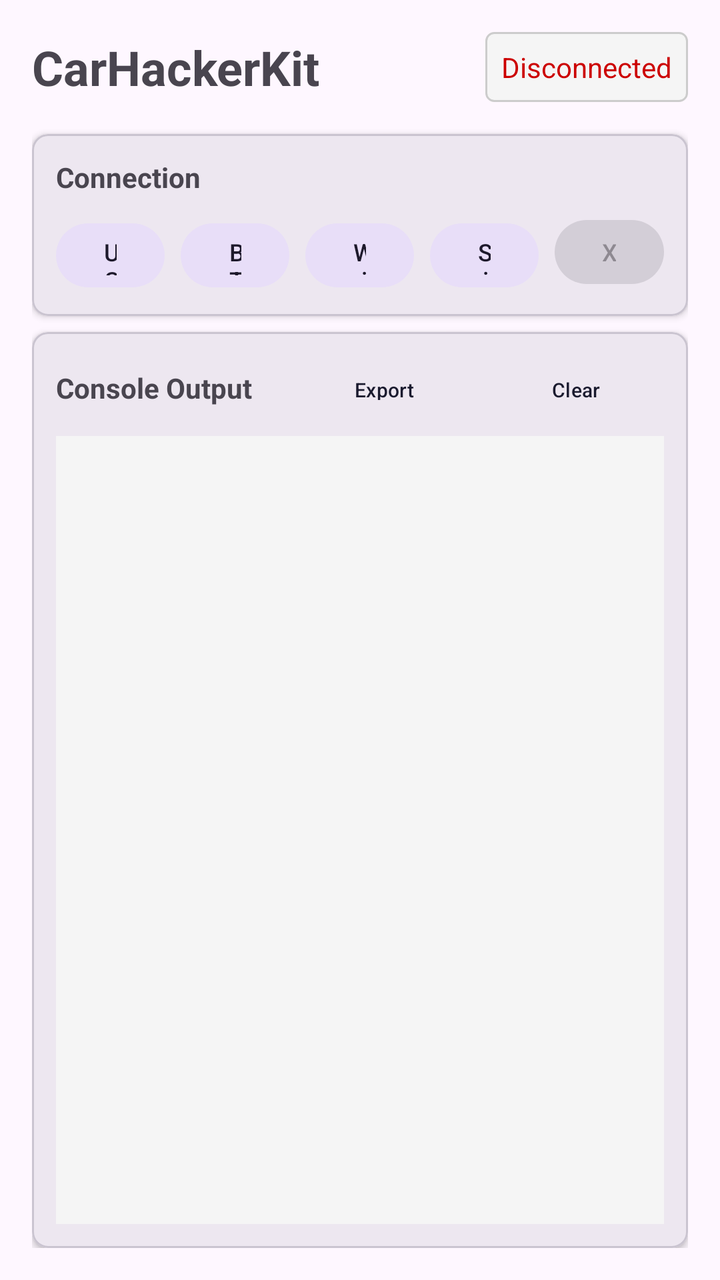
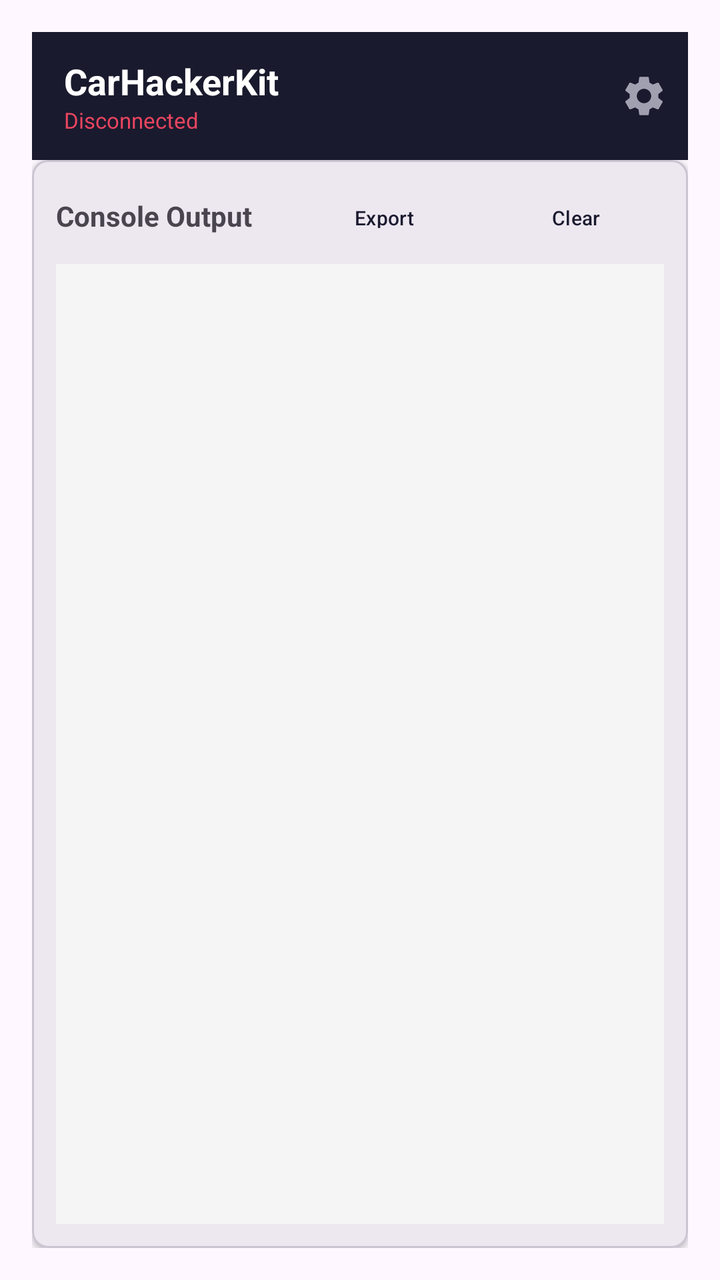

Before-and-after screenshots of an Android layout around one commit, followed by the original layout XML and the change that was made.
<!-- AndroidManifest.xml: activity theme Theme.CarHackerKit -->
<!-- res/layout/activity_main.xml -->
<?xml version="1.0" encoding="utf-8"?>
<LinearLayout xmlns:android="http://schemas.android.com/apk/res/android"
    xmlns:app="http://schemas.android.com/apk/res-auto"
    android:layout_width="match_parent"
    android:layout_height="match_parent"
    android:orientation="vertical"
    android:padding="16dp">

    
    <LinearLayout
        android:layout_width="match_parent"
        android:layout_height="wrap_content"
        android:orientation="horizontal"
        android:gravity="center_vertical"
        android:paddingBottom="16dp">

        <TextView
            android:layout_width="0dp"
            android:layout_height="wrap_content"
            android:layout_weight="1"
            android:text="CarHackerKit"
            android:textSize="24sp"
            android:textStyle="bold" />

        <TextView
            android:id="@+id/tvConnectionStatus"
            android:layout_width="wrap_content"
            android:layout_height="wrap_content"
            android:text="Disconnected"
            android:textColor="@android:color/holo_red_dark"
            android:textSize="14sp"
            android:padding="8dp"
            android:background="@drawable/status_bg" />
    </LinearLayout>

    
    <com.google.android.material.card.MaterialCardView
        android:layout_width="match_parent"
        android:layout_height="wrap_content"
        android:layout_marginBottom="8dp"
        app:cardElevation="2dp"
        app:cardCornerRadius="8dp">

        <LinearLayout
            android:layout_width="match_parent"
            android:layout_height="wrap_content"
            android:orientation="vertical"
            android:padding="12dp">

            <TextView
                android:layout_width="wrap_content"
                android:layout_height="wrap_content"
                android:text="Connection"
                android:textStyle="bold"
                android:textSize="14sp"
                android:paddingBottom="8dp" />

            <LinearLayout
                android:layout_width="match_parent"
                android:layout_height="wrap_content"
                android:orientation="horizontal">

                <Button
                    android:id="@+id/btnConnectUsb"
                    android:layout_width="0dp"
                    android:layout_height="40dp"
                    android:layout_weight="1"
                    android:layout_marginEnd="4dp"
                    android:text="USB"
                    android:textSize="12sp"
                    style="@style/Widget.Material3.Button.TonalButton" />

                <Button
                    android:id="@+id/btnConnectBluetooth"
                    android:layout_width="0dp"
                    android:layout_height="40dp"
                    android:layout_weight="1"
                    android:layout_marginHorizontal="4dp"
                    android:text="BT"
                    android:textSize="12sp"
                    style="@style/Widget.Material3.Button.TonalButton" />

                <Button
                    android:id="@+id/btnConnectWifi"
                    android:layout_width="0dp"
                    android:layout_height="40dp"
                    android:layout_weight="1"
                    android:layout_marginHorizontal="4dp"
                    android:text="WiFi"
                    android:textSize="12sp"
                    style="@style/Widget.Material3.Button.TonalButton" />

                <Button
                    android:id="@+id/btnSimulator"
                    android:layout_width="0dp"
                    android:layout_height="40dp"
                    android:layout_weight="1"
                    android:layout_marginHorizontal="4dp"
                    android:text="Sim"
                    android:textSize="12sp"
                    style="@style/Widget.Material3.Button.TonalButton" />

                <Button
                    android:id="@+id/btnDisconnect"
                    android:layout_width="0dp"
                    android:layout_height="40dp"
                    android:layout_weight="1"
                    android:layout_marginStart="4dp"
                    android:text="X"
                    android:textSize="12sp"
                    android:enabled="false"
                    style="@style/Widget.Material3.Button.TonalButton" />
            </LinearLayout>
        </LinearLayout>
    </com.google.android.material.card.MaterialCardView>

    
    <com.google.android.material.card.MaterialCardView
        android:id="@+id/layoutFeatures"
        android:layout_width="match_parent"
        android:layout_height="wrap_content"
        android:layout_marginBottom="8dp"
        android:visibility="gone"
        app:cardElevation="2dp"
        app:cardCornerRadius="8dp">

        <LinearLayout
            android:layout_width="match_parent"
            android:layout_height="wrap_content"
            android:orientation="vertical"
            android:padding="12dp">

            <TextView
                android:layout_width="wrap_content"
                android:layout_height="wrap_content"
                android:text="Security Testing"
                android:textStyle="bold"
                android:textSize="14sp"
                android:paddingBottom="8dp" />

            <GridLayout
                android:layout_width="match_parent"
                android:layout_height="wrap_content"
                android:columnCount="3"
                android:rowCount="3"
                android:useDefaultMargins="true">

                <Button
                    android:id="@+id/btnEnumeratePids"
                    android:layout_width="0dp"
                    android:layout_height="48dp"
                    android:layout_columnWeight="1"
                    android:text="Enum PIDs"
                    android:textSize="10sp"
                    android:textAllCaps="false"
                    style="@style/Widget.Material3.Button.OutlinedButton" />

                <Button
                    android:id="@+id/btnBruteForcePids"
                    android:layout_width="0dp"
                    android:layout_height="48dp"
                    android:layout_columnWeight="1"
                    android:text="Brute Force"
                    android:textSize="10sp"
                    android:textAllCaps="false"
                    style="@style/Widget.Material3.Button.OutlinedButton" />

                <Button
                    android:id="@+id/btnReadDtcs"
                    android:layout_width="0dp"
                    android:layout_height="48dp"
                    android:layout_columnWeight="1"
                    android:text="Read DTCs"
                    android:textSize="10sp"
                    android:textAllCaps="false"
                    style="@style/Widget.Material3.Button.OutlinedButton" />

                <Button
                    android:id="@+id/btnClearDtcs"
                    android:layout_width="0dp"
                    android:layout_height="48dp"
                    android:layout_columnWeight="1"
                    android:text="Clear DTCs"
                    android:textSize="10sp"
                    android:textAllCaps="false"
                    style="@style/Widget.Material3.Button.OutlinedButton" />

                <Button
                    android:id="@+id/btnGetVehicleInfo"
                    android:layout_width="0dp"
                    android:layout_height="48dp"
                    android:layout_columnWeight="1"
                    android:text="Vehicle Info"
                    android:textSize="10sp"
                    android:textAllCaps="false"
                    style="@style/Widget.Material3.Button.OutlinedButton" />

                <Button
                    android:id="@+id/btnSecurityScan"
                    android:layout_width="0dp"
                    android:layout_height="48dp"
                    android:layout_columnWeight="1"
                    android:text="Security Scan"
                    android:textSize="10sp"
                    android:textAllCaps="false"
                    style="@style/Widget.Material3.Button.FilledButton" />
            </GridLayout>
        </LinearLayout>
    </com.google.android.material.card.MaterialCardView>

    
    <com.google.android.material.card.MaterialCardView
        android:layout_width="match_parent"
        android:layout_height="0dp"
        android:layout_weight="1"
        app:cardElevation="2dp"
        app:cardCornerRadius="8dp">

        <LinearLayout
            android:layout_width="match_parent"
            android:layout_height="match_parent"
            android:orientation="vertical"
            android:padding="12dp">

            <LinearLayout
                android:layout_width="match_parent"
                android:layout_height="wrap_content"
                android:orientation="horizontal"
                android:gravity="center_vertical"
                android:paddingBottom="8dp">

                <TextView
                    android:layout_width="0dp"
                    android:layout_height="wrap_content"
                    android:layout_weight="1"
                    android:text="Console Output"
                    android:textStyle="bold"
                    android:textSize="14sp" />

                <Button
                    android:id="@+id/btnExportLog"
                    android:layout_width="wrap_content"
                    android:layout_height="32dp"
                    android:layout_marginEnd="8dp"
                    android:text="Export"
                    android:textSize="10sp"
                    style="@style/Widget.Material3.Button.TextButton" />

                <Button
                    android:id="@+id/btnClearLog"
                    android:layout_width="wrap_content"
                    android:layout_height="32dp"
                    android:text="Clear"
                    android:textSize="10sp"
                    style="@style/Widget.Material3.Button.TextButton" />
            </LinearLayout>

            <androidx.recyclerview.widget.RecyclerView
                android:id="@+id/rvLog"
                android:layout_width="match_parent"
                android:layout_height="match_parent"
                android:background="#F5F5F5"
                android:padding="8dp" />
        </LinearLayout>
    </com.google.android.material.card.MaterialCardView>

</LinearLayout>
<!-- resources referenced by this layout -->
<resources>
  <!-- drawable status_bg (drawable) -->
  <?xml version="1.0" encoding="utf-8"?>
  <shape xmlns:android="http://schemas.android.com/apk/res/android"
      android:shape="rectangle">
      <corners android:radius="4dp" />
      <stroke android:width="1dp" android:color="#CCCCCC" />
      <solid android:color="#F5F5F5" />
  </shape>
  <style name="Theme.CarHackerKit" parent="Theme.Material3.Light.NoActionBar">
          <item name="colorPrimary">@color/primary</item>
          <item name="colorPrimaryDark">@color/primary_dark</item>
          <item name="colorAccent">@color/accent</item>
          <item name="android:statusBarColor">@color/primary_dark</item>
      </style>
  <color name="primary">#1A1A2E</color>
  <color name="primary_dark">#0F0F1A</color>
  <color name="accent">#E94560</color>
</resources>

<!-- the commit's change to res/layout/activity_main.xml (unified diff, before → after) -->
@@ -7,112 +7,53 @@
     android:padding="16dp">
 
     
-    <LinearLayout
+    <androidx.appcompat.widget.Toolbar
+        android:id="@+id/toolbar"
         android:layout_width="match_parent"
-        android:layout_height="wrap_content"
-        android:orientation="horizontal"
-        android:gravity="center_vertical"
-        android:paddingBottom="16dp">
-
-        <TextView
-            android:layout_width="0dp"
-            android:layout_height="wrap_content"
-            android:layout_weight="1"
-            android:text="CarHackerKit"
-            android:textSize="24sp"
-            android:textStyle="bold" />
-
-        <TextView
-            android:id="@+id/tvConnectionStatus"
-            android:layout_width="wrap_content"
-            android:layout_height="wrap_content"
-            android:text="Disconnected"
-            android:textColor="@android:color/holo_red_dark"
-            android:textSize="14sp"
-            android:padding="8dp"
-            android:background="@drawable/status_bg" />
-    </LinearLayout>
-
-    
-    <com.google.android.material.card.MaterialCardView
-        android:layout_width="match_parent"
-        android:layout_height="wrap_content"
-        android:layout_marginBottom="8dp"
-        app:cardElevation="2dp"
-        app:cardCornerRadius="8dp">
+        android:layout_height="?attr/actionBarSize"
+        android:background="#1A1A2E"
+        android:elevation="4dp">
 
         <LinearLayout
             android:layout_width="match_parent"
             android:layout_height="wrap_content"
-            android:orientation="vertical"
-            android:padding="12dp">
-
-            <TextView
-                android:layout_width="wrap_content"
-                android:layout_height="wrap_content"
-                android:text="Connection"
-                android:textStyle="bold"
-                android:textSize="14sp"
-                android:paddingBottom="8dp" />
+            android:orientation="horizontal"
+            android:gravity="center_vertical">
 
             <LinearLayout
-                android:layout_width="match_parent"
-                android:layout_height="wrap_content"
-                android:orientation="horizontal">
-
-                <Button
-                    android:id="@+id/btnConnectUsb"
-                    android:layout_width="0dp"
-                    android:layout_height="40dp"
-                    android:layout_weight="1"
-                    android:layout_marginEnd="4dp"
-                    android:text="USB"
-                    android:textSize="12sp"
-                    style="@style/Widget.Material3.Button.TonalButton" />
-
-                <Button
-                    android:id="@+id/btnConnectBluetooth"
-                    android:layout_width="0dp"
-                    android:layout_height="40dp"
-                    android:layout_weight="1"
-                    android:layout_marginHorizontal="4dp"
-                    android:text="BT"
-                    android:textSize="12sp"
-                    style="@style/Widget.Material3.Button.TonalButton" />
-
-                <Button
-                    android:id="@+id/btnConnectWifi"
-                    android:layout_width="0dp"
-                    android:layout_height="40dp"
-                    android:layout_weight="1"
-                    android:layout_marginHorizontal="4dp"
-                    android:text="WiFi"
-                    android:textSize="12sp"
-                    style="@style/Widget.Material3.Button.TonalButton" />
-
-                <Button
-                    android:id="@+id/btnSimulator"
-                    android:layout_width="0dp"
-                    android:layout_height="40dp"
-                    android:layout_weight="1"
-                    android:layout_marginHorizontal="4dp"
-                    android:text="Sim"
-                    android:textSize="12sp"
-                    style="@style/Widget.Material3.Button.TonalButton" />
-
-                <Button
-                    android:id="@+id/btnDisconnect"
-                    android:layout_width="0dp"
-                    android:layout_height="40dp"
-                    android:layout_weight="1"
-                    android:layout_marginStart="4dp"
-                    android:text="X"
-                    android:textSize="12sp"
-                    android:enabled="false"
-                    style="@style/Widget.Material3.Button.TonalButton" />
+                android:layout_width="0dp"
+                android:layout_height="wrap_content"
+                android:layout_weight="1"
+                android:orientation="vertical">
+
+                <TextView
+                    android:layout_width="wrap_content"
+                    android:layout_height="wrap_content"
+                    android:text="CarHackerKit"
+                    android:textColor="#FFFFFF"
+                    android:textSize="18sp"
+                    android:textStyle="bold" />
+
+                <TextView
+                    android:id="@+id/tvConnectionStatus"
+                    android:layout_width="wrap_content"
+                    android:layout_height="wrap_content"
+                    android:text="Disconnected"
+                    android:textColor="#E94560"
+                    android:textSize="11sp" />
             </LinearLayout>
+
+            
+            <ImageButton
+                android:id="@+id/btnGear"
+                android:layout_width="44dp"
+                android:layout_height="44dp"
+                android:background="?attr/selectableItemBackgroundBorderless"
+                android:src="@drawable/ic_gear"
+                android:contentDescription="Connection settings"
+                android:tint="#A0A0B0" />
         </LinearLayout>
-    </com.google.android.material.card.MaterialCardView>
+    </androidx.appcompat.widget.Toolbar>
 
     
     <com.google.android.material.card.MaterialCardView
<!-- resource entries referenced after the edit -->
@@ -1,13 +1,16 @@
 <!-- resources referenced by this layout -->
 <resources>
-  <!-- drawable status_bg (drawable) -->
+  <!-- drawable ic_gear (drawable) -->
   <?xml version="1.0" encoding="utf-8"?>
-  <shape xmlns:android="http://schemas.android.com/apk/res/android"
-      android:shape="rectangle">
-      <corners android:radius="4dp" />
-      <stroke android:width="1dp" android:color="#CCCCCC" />
-      <solid android:color="#F5F5F5" />
-  </shape>
+  <vector xmlns:android="http://schemas.android.com/apk/res/android"
+      android:width="24dp"
+      android:height="24dp"
+      android:viewportWidth="24"
+      android:viewportHeight="24">
+      <path
+          android:fillColor="#A0A0B0"
+          android:pathData="M19.14,12.94c0.04,-0.3 0.06,-0.61 0.06,-0.94 0,-0.32 -0.02,-0.64 -0.07,-0.94l2.03,-1.58c0.18,-0.14 0.23,-0.41 0.12,-0.61l-1.92,-3.32c-0.12,-0.22 -0.37,-0.29 -0.59,-0.22l-2.39,0.96c-0.5,-0.38 -1.03,-0.7 -1.62,-0.94L14.4,2.81c-0.04,-0.24 -0.24,-0.41 -0.48,-0.41h-3.84c-0.24,0 -0.43,0.17 -0.47,0.41L9.25,5.35C8.66,5.59 8.12,5.92 7.63,6.29L5.24,5.33c-0.22,-0.08 -0.47,0 -0.59,0.22L2.74,8.87C2.62,9.08 2.66,9.34 2.86,9.48l2.03,1.58C4.84,11.36 4.8,11.69 4.8,12s0.02,0.64 0.07,0.94l-2.03,1.58c-0.18,0.14 -0.23,0.41 -0.12,0.61l1.92,3.32c0.12,0.22 0.37,0.29 0.59,0.22l2.39,-0.96c0.5,0.38 1.03,0.7 1.62,0.94l0.36,2.54c0.05,0.24 0.24,0.41 0.48,0.41h3.84c0.24,0 0.44,-0.17 0.47,-0.41l0.36,-2.54c0.59,-0.24 1.13,-0.56 1.62,-0.94l2.39,0.96c0.22,0.08 0.47,0 0.59,-0.22l1.92,-3.32c0.12,-0.22 0.07,-0.47 -0.12,-0.61L19.14,12.94zM12,15.6c-1.98,0 -3.6,-1.62 -3.6,-3.6 0,-1.98 1.62,-3.6 3.6,-3.6 1.98,0 3.6,1.62 3.6,3.6 0,1.98 -1.62,3.6 -3.6,3.6z" />
+  </vector>
   <style name="Theme.CarHackerKit" parent="Theme.Material3.Light.NoActionBar">
           <item name="colorPrimary">@color/primary</item>
           <item name="colorPrimaryDark">@color/primary_dark</item>
